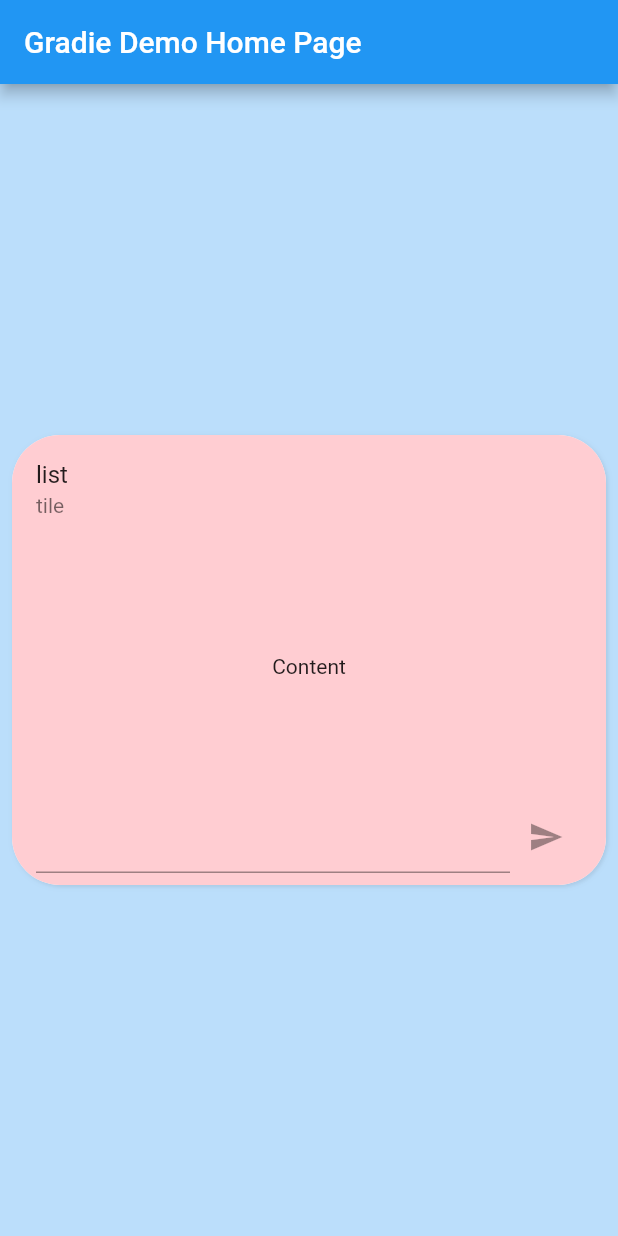
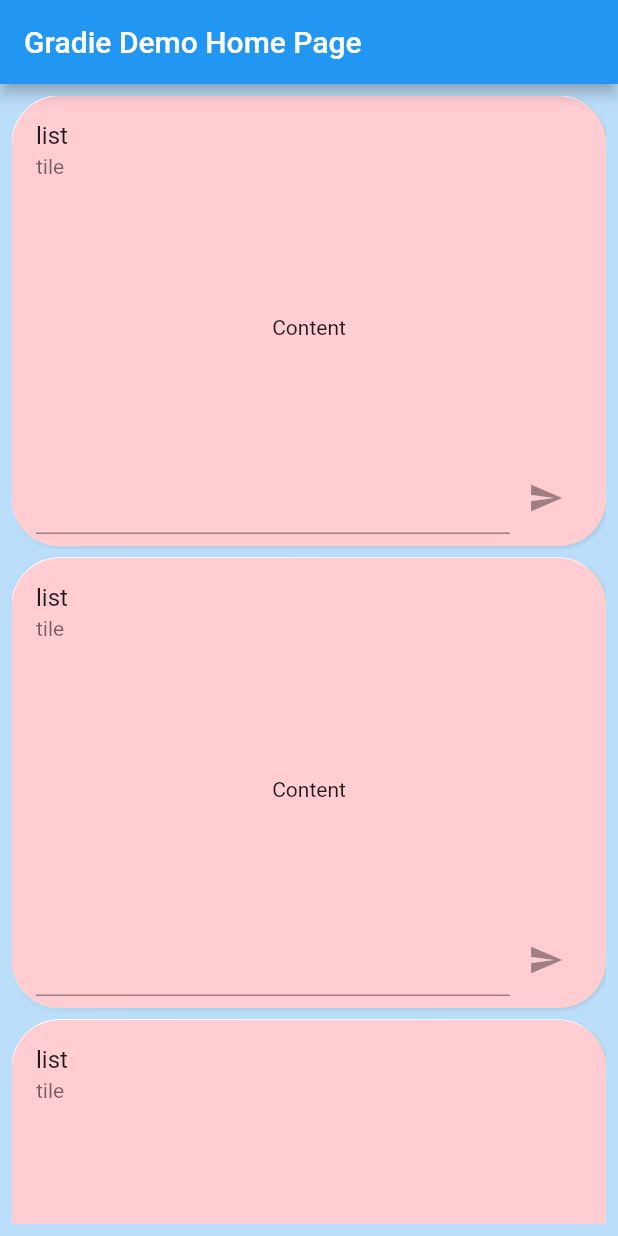
Before and after one commit to Perceive-Software-Solutions/gradie, a Flutter app: the screen it shows after launch, on a phone screen of 412 x 824 dp. Run offline on Flutter 3.47's test engine with Material 2 defaults, Android fonts, the phone set to English and light mode, and no system bars.

Commit message:
Fixed issues with sizing

```diff
--- a/example/lib/main.dart
+++ b/example/lib/main.dart
@@ -1,5 +1,6 @@
 import 'package:example/constants.dart';
 import 'package:flutter/material.dart';
+import 'package:gradie/gradie.dart';
 
 import 'card.dart';
 
@@ -34,11 +35,7 @@ class MyHomePage extends StatefulWidget {
 class _MyHomePageState extends State<MyHomePage> {
 
   Widget _content() {
-    return ElevatedCard(
-      reflective: false,
-      color: Constants.surface,
-      borderRadius: BorderRadius.circular(32),
-      child: ClipRRect(
+    return ClipRRect(
       borderRadius: BorderRadius.circular(32),
       child: Container(
         color: Colors.red[100],
@@ -63,8 +60,8 @@ class _MyHomePageState extends State<MyHomePage> {
           ],
         ),
       ),
-      ),
     );
+    // return ;
   }
 
   @override
@@ -78,12 +75,22 @@ class _MyHomePageState extends State<MyHomePage> {
       body: Padding(
         padding: const EdgeInsets.all(8.0),
         child: Center(
-          child: _content(),
-          // child: ListView.separated(
-          //   itemCount: 20,
-          //   separatorBuilder: (context, index) => Container(height: 8,),
-          //   itemBuilder: (context, index) => _content(),
-          // )
+          // child: _content(),
+          child: ListView.separated(
+            itemCount: 20,
+            separatorBuilder: (context, index) => Container(height: 8,),
+            // itemBuilder: (context, index) => GradieContainer(
+            //   gradie: Constants.reflection,
+            //   borderRadius: BorderRadius.circular(32),
+            //   child: _content()
+            // ),
+            itemBuilder: (context, index) => ElevatedCard(
+              reflective: true,
+              color: Colors.yellow,
+              borderRadius: BorderRadius.circular(32),
+              child: _content()
+            ),
+          )
         ),
       ),
     );
--- a/lib/widgets/border.dart
+++ b/lib/widgets/border.dart
@@ -31,35 +31,51 @@ class GradieBorder extends StatelessWidget {
   Widget build(BuildContext context) {
 
     //Returns the graide stack
+    return Container(
+      //background container
+      decoration: BoxDecoration(
+        borderRadius: borderRadius,
+        color: background,
+        boxShadow: boxShadow
+      ),
+      // border gradie
+      child: CustomPaint(
+        painter: _GradieBorderPainter(
+          gradie: gradie,
+          borderRadius: borderRadius ?? BorderRadius.circular(0),
+        ),
+        //Child
+        child: child,
+      ),
+      // child: const SizedBox.expand()
+    );
+
     return Stack(
+      alignment: Alignment.center,
       children: [
 
         //background container
-        Positioned.fill(
-          child: Container(
-            decoration: BoxDecoration(
-              borderRadius: borderRadius,
-              color: background,
-              boxShadow: boxShadow
-            ),
-            child: const SizedBox.expand()
+        Container(
+          decoration: BoxDecoration(
+            borderRadius: borderRadius,
+            color: background,
+            boxShadow: boxShadow
           ),
+          // child: const SizedBox.expand()
         ),
 
         // border gradie
-        Positioned.fill(
-          child: CustomPaint(
-            painter: _GradieBorderPainter(
-              gradie: gradie,
-              borderRadius: borderRadius ?? BorderRadius.circular(0),
-            ),
-            child: const SizedBox.expand(),
+        CustomPaint(
+          painter: _GradieBorderPainter(
+            gradie: gradie,
+            borderRadius: borderRadius ?? BorderRadius.circular(0),
           ),
+          // child: const SizedBox.expand(),
         ),
 
         //Child
         if(child != null)
-          Positioned.fill(child: child!)
+          child!
       ],
     );
   }
--- a/pubspec.yaml
+++ b/pubspec.yaml
@@ -1,6 +1,6 @@
 name: gradie
 description: A new Flutter package project.
-version: 0.1.3
+version: 0.1.4
 homepage: https://github.com/Perceive-Software-Solutions/gradie
 
 environment:
```
Also changed, not shown: lib/widgets/container.dart (+6 -13 lines), example/pubspec.lock, 1 other file. Lines whose indentation alone changed are shown as unchanged.
